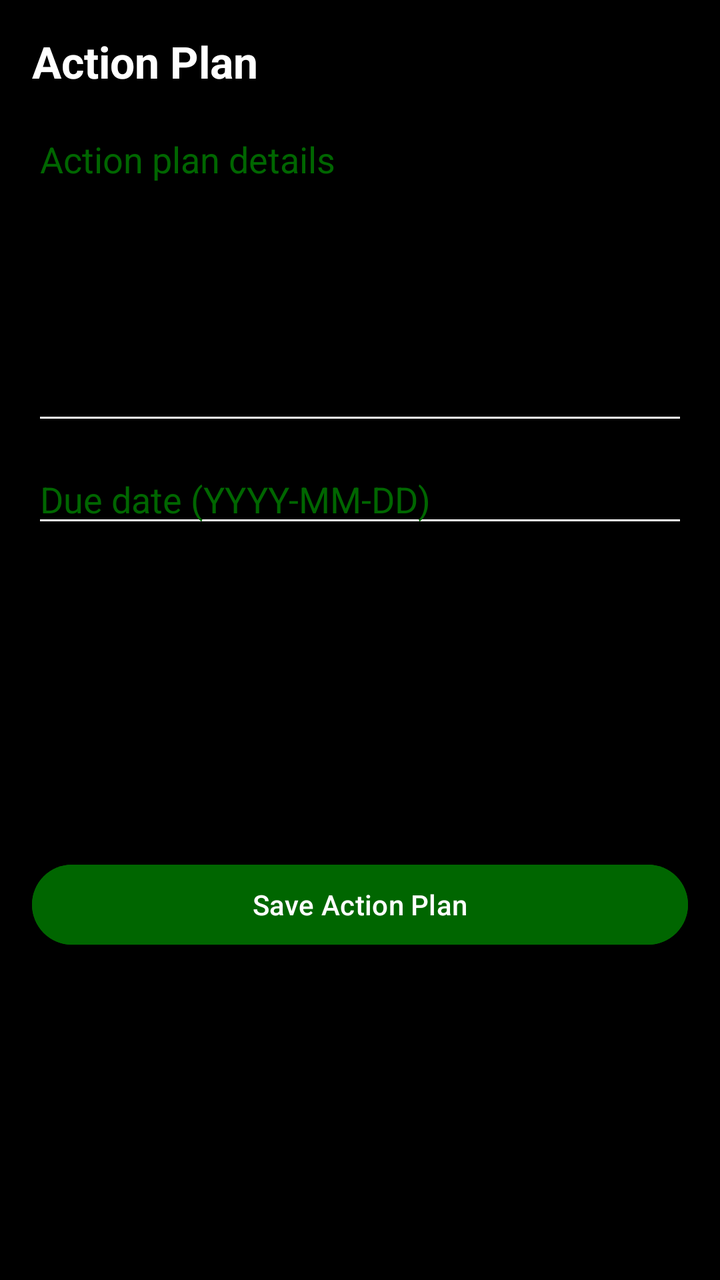
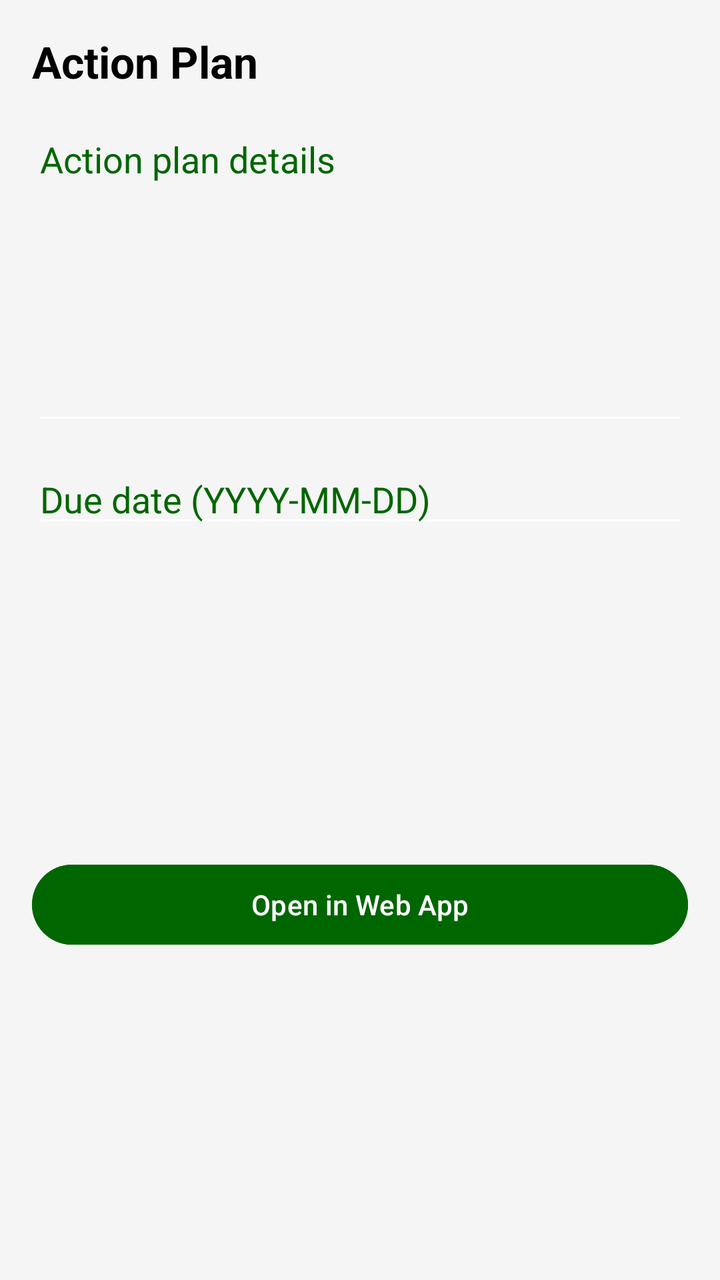

Before-and-after screenshots of an Android layout around one commit, followed by the original layout XML and the change that was made.
<!-- AndroidManifest.xml: application theme Theme.SST -->
<!-- res/layout/activity_action_plan.xml -->
<?xml version="1.0" encoding="utf-8"?>
<androidx.constraintlayout.widget.ConstraintLayout xmlns:android="http://schemas.android.com/apk/res/android"
    xmlns:app="http://schemas.android.com/apk/res-auto"
    android:layout_width="match_parent"
    android:layout_height="match_parent"
    android:background="@color/kenya_black"
    android:padding="16dp">

    <TextView
        android:id="@+id/titleView"
        android:layout_width="0dp"
        android:layout_height="wrap_content"
        android:text="Action Plan"
        android:textColor="@color/kenya_white"
        android:textSize="22sp"
        android:textStyle="bold"
        app:layout_constraintEnd_toEndOf="parent"
        app:layout_constraintStart_toStartOf="parent"
        app:layout_constraintTop_toTopOf="parent" />

    <EditText
        android:id="@+id/planInput"
        android:layout_width="0dp"
        android:layout_height="160dp"
        android:layout_marginTop="12dp"
        android:backgroundTint="@color/kenya_white"
        android:gravity="top"
        android:hint="Action plan details"
        android:inputType="textMultiLine"
        android:textColor="@color/kenya_black"
        android:textColorHint="@color/kenya_green"
        app:layout_constraintEnd_toEndOf="parent"
        app:layout_constraintStart_toStartOf="parent"
        app:layout_constraintTop_toBottomOf="@id/titleView" />

    <EditText
        android:id="@+id/dueDateInput"
        android:layout_width="0dp"
        android:layout_height="wrap_content"
        android:layout_marginTop="10dp"
        android:backgroundTint="@color/kenya_white"
        android:hint="Due date (YYYY-MM-DD)"
        android:textColor="@color/kenya_black"
        android:textColorHint="@color/kenya_green"
        app:layout_constraintEnd_toEndOf="parent"
        app:layout_constraintStart_toStartOf="parent"
        app:layout_constraintTop_toBottomOf="@id/planInput" />

    <Button
        android:id="@+id/saveBtn"
        android:layout_width="0dp"
        android:layout_height="wrap_content"
        android:layout_marginTop="12dp"
        android:backgroundTint="@color/kenya_green"
        android:text="Save Action Plan"
        android:textColor="@color/kenya_white"
        app:layout_constraintBottom_toBottomOf="parent"
        app:layout_constraintEnd_toEndOf="parent"
        app:layout_constraintStart_toStartOf="parent"
        app:layout_constraintTop_toBottomOf="@id/dueDateInput" />

</androidx.constraintlayout.widget.ConstraintLayout>
<!-- resources referenced by this layout -->
<resources>
  <color name="kenya_black">#000000</color>
  <color name="kenya_green">#006600</color>
  <color name="kenya_white">#FFFFFF</color>
  <style name="Theme.SST" parent="Theme.Material3.DayNight.NoActionBar">
          <item name="colorPrimary">@color/kenya_red</item>
          <item name="colorOnPrimary">@color/kenya_white</item>
          <item name="colorSecondary">@color/kenya_green</item>
          <item name="colorOnSecondary">@color/kenya_white</item>
          <item name="android:statusBarColor">@color/kenya_black</item>
          <item name="android:navigationBarColor">@color/kenya_black</item>
      </style>
  <color name="kenya_red">#BB0000</color>
</resources>

<!-- the commit's change to res/layout/activity_action_plan.xml (unified diff, before → after) -->
@@ -3,7 +3,7 @@
     xmlns:app="http://schemas.android.com/apk/res-auto"
     android:layout_width="match_parent"
     android:layout_height="match_parent"
-    android:background="@color/kenya_black"
+    android:background="@color/surface_light"
     android:padding="16dp">
 
     <TextView
@@ -11,7 +11,7 @@
         android:layout_width="0dp"
         android:layout_height="wrap_content"
         android:text="Action Plan"
-        android:textColor="@color/kenya_white"
+        android:textColor="@color/kenya_black"
         android:textSize="22sp"
         android:textStyle="bold"
         app:layout_constraintEnd_toEndOf="parent"
@@ -52,7 +52,7 @@
         android:layout_height="wrap_content"
         android:layout_marginTop="12dp"
         android:backgroundTint="@color/kenya_green"
-        android:text="Save Action Plan"
+        android:text="Open in Web App"
         android:textColor="@color/kenya_white"
         app:layout_constraintBottom_toBottomOf="parent"
         app:layout_constraintEnd_toEndOf="parent"
<!-- resource entries referenced after the edit -->
@@ -3,13 +3,14 @@
   <color name="kenya_black">#000000</color>
   <color name="kenya_green">#006600</color>
   <color name="kenya_white">#FFFFFF</color>
+  <color name="surface_light">#F5F5F5</color>
   <style name="Theme.SST" parent="Theme.Material3.DayNight.NoActionBar">
           <item name="colorPrimary">@color/kenya_red</item>
           <item name="colorOnPrimary">@color/kenya_white</item>
           <item name="colorSecondary">@color/kenya_green</item>
           <item name="colorOnSecondary">@color/kenya_white</item>
-          <item name="android:statusBarColor">@color/kenya_black</item>
-          <item name="android:navigationBarColor">@color/kenya_black</item>
+          <item name="android:statusBarColor">@color/surface_light</item>
+          <item name="android:navigationBarColor">@color/surface_light</item>
       </style>
   <color name="kenya_red">#BB0000</color>
 </resources>
